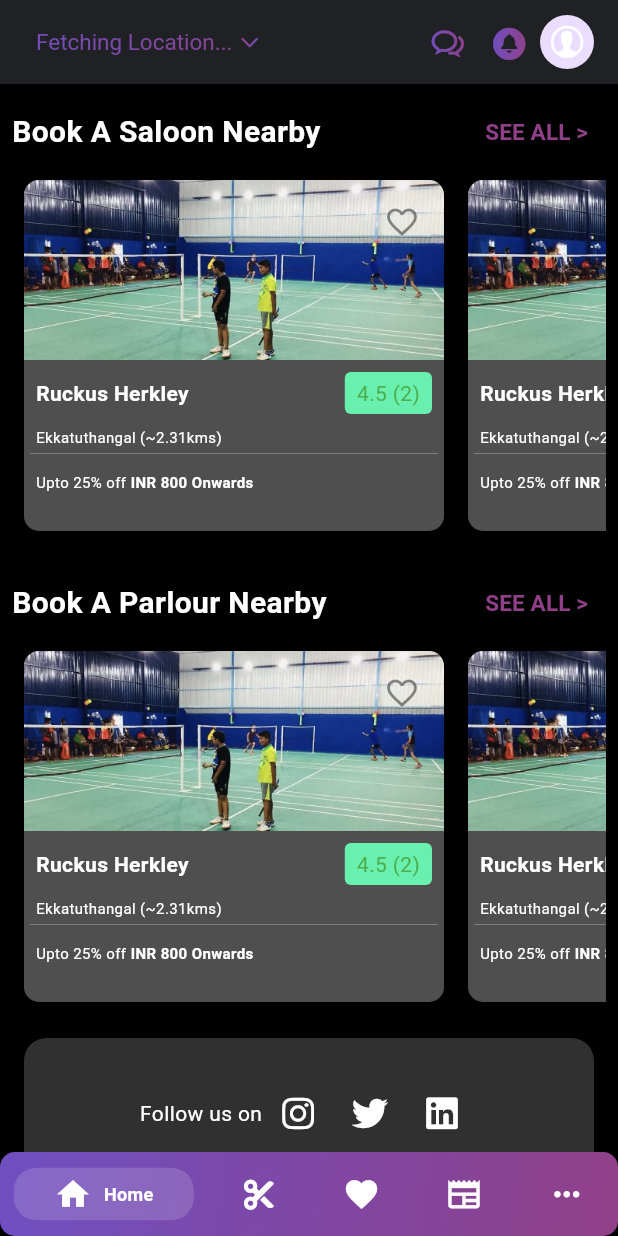
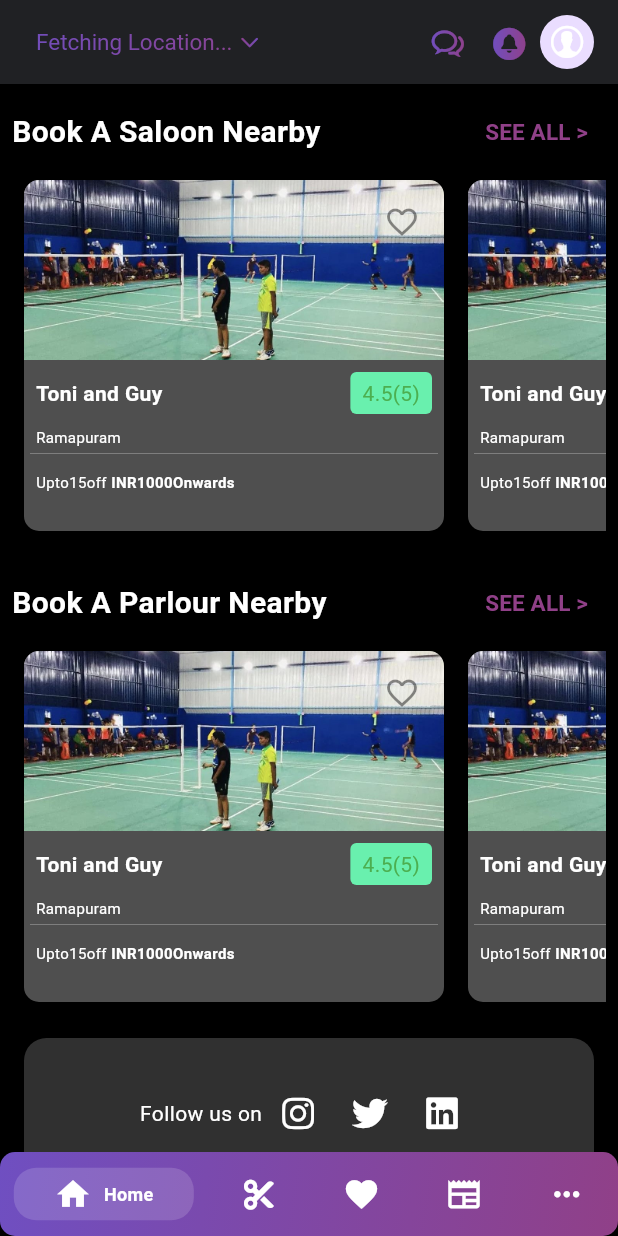
Before and after one commit to HarrishArun/click_and_cut, a Flutter app: the screen it shows after launch, on a phone screen of 412 x 824 dp. Run offline on Flutter 3.47's test engine with Material 3 defaults, Android fonts, the phone set to English and light mode, and no system bars; drawn by our look-alikes of persistent_bottom_nav_bar; our stand-ins replace fluttertoast, font_awesome_flutter, geocoding, geolocator.

Commit message:
card-refactor

```diff
--- a/lib/screens/BookingScreen/BookingScreenComponents/Parlour_view.dart
+++ b/lib/screens/BookingScreen/BookingScreenComponents/Parlour_view.dart
@@ -11,9 +11,12 @@ class Parlour_view_booking extends StatelessWidget {
   Widget build(BuildContext context) {
     return Column(
       children: [
-        CardWidget(),
-        CardWidget(),
-        CardWidget(),
+        CardWidget(["lib/assets/img1.jpeg", "lib/assets/img1.jpeg"],
+            "Toni and Guy", "Ramapuram", "4.5", "15", "1000"),
+        CardWidget(["lib/assets/img1.jpeg", "lib/assets/img1.jpeg"],
+            "Toni and Guy", "Ramapuram", "4.5", "15", "1000"),
+        CardWidget(["lib/assets/img1.jpeg", "lib/assets/img1.jpeg"],
+            "Toni and Guy", "Ramapuram", "4.5", "15", "1000"),
       ],
     );
   }
--- a/lib/screens/BookingScreen/BookingScreenComponents/Saloon_view.dart
+++ b/lib/screens/BookingScreen/BookingScreenComponents/Saloon_view.dart
@@ -11,7 +11,8 @@ class Saloon_view_booking extends StatelessWidget {
   Widget build(BuildContext context) {
     return Column(
       children: [
-        CardWidget(),
+        CardWidget(["lib/assets/img1.jpeg", "lib/assets/img1.jpeg"],
+            "Toni and Guy", "Ramapuram", "4.5", "15", "1000"),
       ],
     );
   }
--- a/lib/screens/HomeScreen/HomeScreenComponents/card.dart
+++ b/lib/screens/HomeScreen/HomeScreenComponents/card.dart
@@ -3,8 +3,14 @@ import 'package:flutter/material.dart';
 const kappBarGrey = 0xFF4F4F4F; // Define the color value for kappBarGrey
 
 class CardWidget extends StatefulWidget {
-  const CardWidget({Key? key}) : super(key: key);
-
+  final List<String> image;
+  final String name;
+  final String area;
+  final String offerpercentage;
+  final String amount;
+  final String rating;
+  const CardWidget(this.image, this.name, this.area, this.rating,
+      this.offerpercentage, this.amount);
   @override
   _CardWidgetState createState() => _CardWidgetState();
 }
@@ -36,7 +42,7 @@ class _CardWidgetState extends State<CardWidget> {
                         borderRadius:
                             BorderRadius.vertical(top: Radius.circular(10)),
                         image: DecorationImage(
-                          image: AssetImage("lib/assets/img1.jpeg"),
+                          image: AssetImage(widget.image[0]),
                           fit: BoxFit.cover,
                         ),
                       ),
@@ -71,7 +77,9 @@ class _CardWidgetState extends State<CardWidget> {
                     mainAxisAlignment: MainAxisAlignment.spaceBetween,
                     children: [
                       Text(
-                        "Ruckus Herkley",
+                        //"Ruckus Herkley",
+
+                        widget.name,
                         style: TextStyle(
                           fontWeight: FontWeight.bold,
                           color: Colors.white,
@@ -85,7 +93,7 @@ class _CardWidgetState extends State<CardWidget> {
                           color: Colors.greenAccent,
                         ),
                         child: Text(
-                          "4.5 (2)",
+                          widget.rating + "(5)",
                           style: TextStyle(color: Colors.green),
                         ),
                       ),
@@ -95,7 +103,9 @@ class _CardWidgetState extends State<CardWidget> {
                 Padding(
                   padding: const EdgeInsets.symmetric(horizontal: 8.0),
                   child: Text(
-                    "Ekkatuthangal (~2.31kms)",
+                    //"Ekkatuthangal (~2.31kms)",
+
+                    widget.area,
                     style: TextStyle(fontSize: 10, color: Colors.white),
                   ),
                 ),
@@ -112,12 +122,12 @@ class _CardWidgetState extends State<CardWidget> {
                   child: Row(
                     children: [
                       Text(
-                        "Upto 25% off",
+                        "Upto" + widget.offerpercentage + "off",
                         style: TextStyle(fontSize: 10, color: Colors.white),
                       ),
                       SizedBox(width: 3),
                       Text(
-                        "INR 800 Onwards",
+                        "INR" + widget.amount + "Onwards",
                         style: TextStyle(
                           fontSize: 10,
                           color: Colors.white,
--- a/lib/screens/HomeScreen/HomeScreenComponents/parlour_scroll.dart
+++ b/lib/screens/HomeScreen/HomeScreenComponents/parlour_scroll.dart
@@ -64,9 +64,10 @@ class _parlour_scrollState extends State<parlour_scroll> {
           SizedBox(
             height: 250,
             child: ListView(scrollDirection: Axis.horizontal, children: [
-              CardWidget(),
-              CardWidget(),
-              CardWidget(),
+              CardWidget(["lib/assets/img1.jpeg", "lib/assets/img1.jpeg"],
+                  "Toni and Guy", "Ramapuram", "4.5", "15", "1000"),
+              CardWidget(["lib/assets/img1.jpeg", "lib/assets/img1.jpeg"],
+                  "Toni and Guy", "Ramapuram", "4.5", "15", "1000"),
               seeMoreCard(
                 "See More Parlour ",
                 () {
--- a/lib/screens/HomeScreen/HomeScreenComponents/saloon_scroll.dart
+++ b/lib/screens/HomeScreen/HomeScreenComponents/saloon_scroll.dart
@@ -64,9 +64,10 @@ class _saloon_scrollState extends State<saloon_scroll> {
           SizedBox(
             height: 250,
             child: ListView(scrollDirection: Axis.horizontal, children: [
-              CardWidget(),
-              CardWidget(),
-              CardWidget(),
+              CardWidget(["lib/assets/img1.jpeg", "lib/assets/img1.jpeg"],
+                  "Toni and Guy", "Ramapuram", "4.5", "15", "1000"),
+              CardWidget(["lib/assets/img1.jpeg", "lib/assets/img1.jpeg"],
+                  "Toni and Guy", "Ramapuram", "4.5", "15", "1000"),
               seeMoreCard("See More Saloons ", () {
                 PersistentNavBarNavigator.pushNewScreen(
                   context,
```
